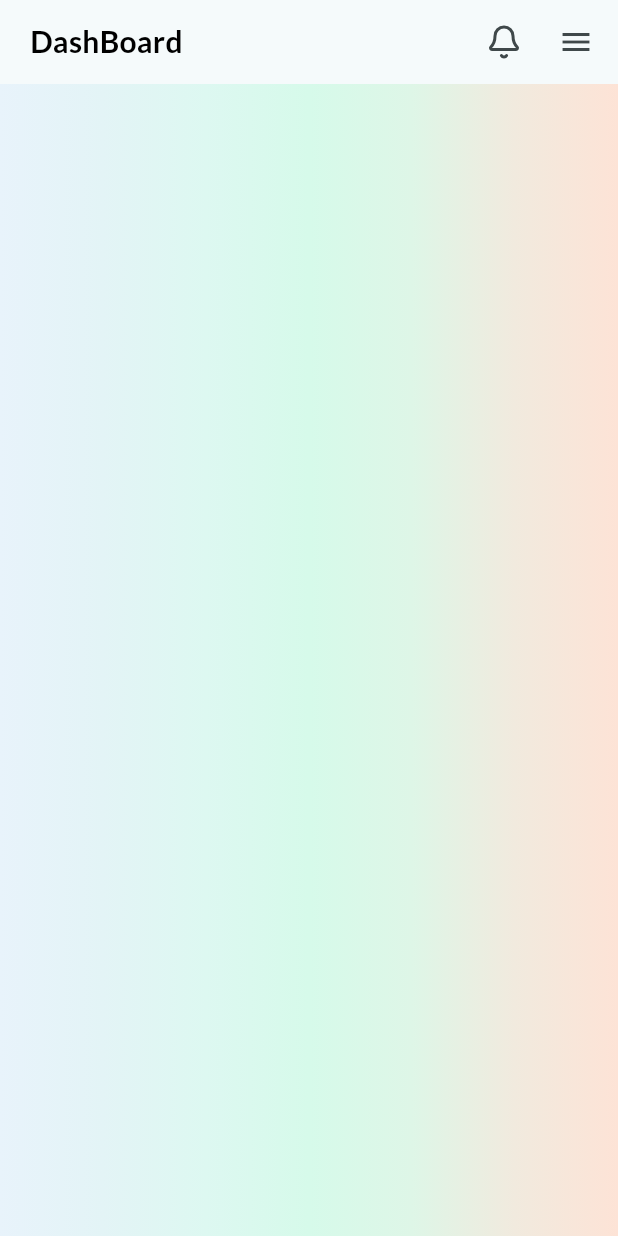
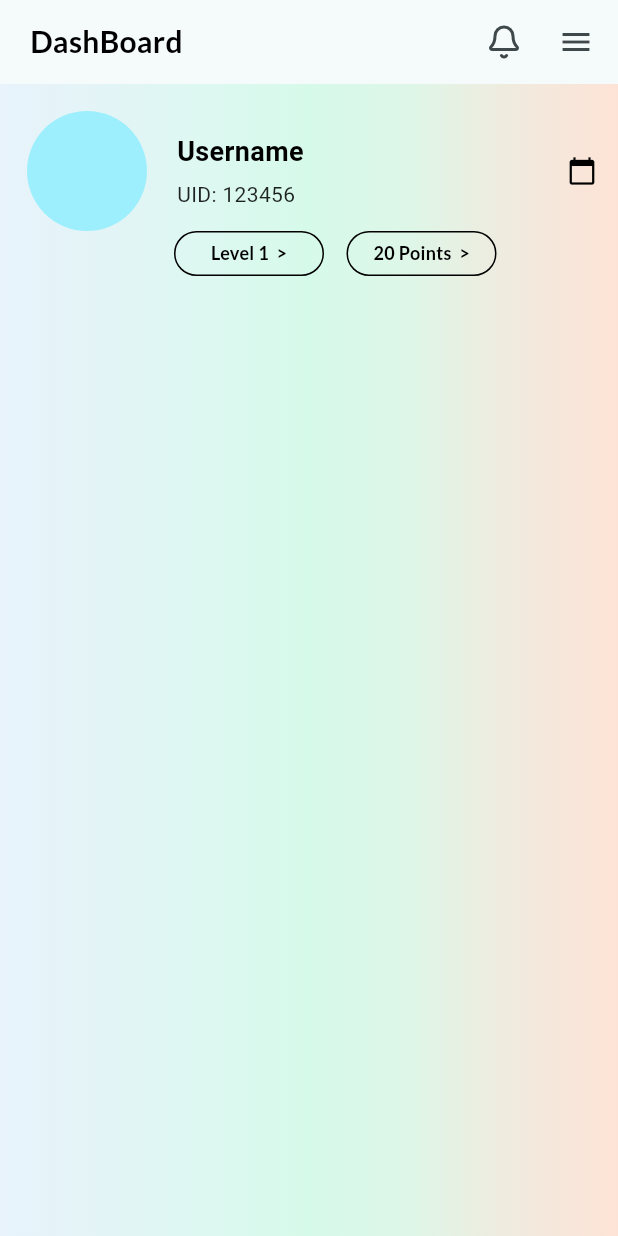
Before and after one commit to Sukhmeetsingh306/NFT_Trading, a Flutter app: the screen it shows after launch, on a phone screen of 412 x 824 dp. Run offline on Flutter 3.47's test engine with Material 3 defaults, Android fonts, the phone set to English and light mode, and no system bars; our stand-ins replace google_fonts, intl_phone_field, lucide_icons.

Commit message:
created the dashboard user information

```diff
--- a/frontend/lib/screens/account/dashboard_account.dart
+++ b/frontend/lib/screens/account/dashboard_account.dart
@@ -1,4 +1,5 @@
 import 'package:flutter/material.dart';
+import 'package:frontend/utils/buttons/dashboard_buttons.dart';
 import 'package:frontend/utils/text_utils.dart';
 import 'package:lucide_icons/lucide_icons.dart';
 
@@ -57,19 +58,74 @@ class DashboardAccount extends StatelessWidget {
           ],
         ),
       ),
-      body: Container(
+      body: SafeArea(
+        child: Container(
           decoration: const BoxDecoration(
             gradient: LinearGradient(
-            begin: Alignment.centerLeft, // Colors applied in columns
+              begin: Alignment.centerLeft,
               end: Alignment.centerRight,
               colors: [
                 Color(0xFFE8F3FB),
-              Color(0xFFE3F4F6), // Dark Blue (Left Column)
-              Color(0xFFDDF8F1), // Deep Navy
+                Color(0xFFE3F4F6),
+                Color(0xFFDDF8F1),
                 Color(0xFFD6FAEA),
-              Color(0xFFDEF6E7), // Electric Blue
+                Color(0xFFDEF6E7),
                 Color(0xFFF1EADE),
-              Color(0xFFFDE3D6), // Hot Pink (Right Column)
+                Color(0xFFFDE3D6),
+              ],
+            ),
+          ),
+          child: Column(
+            crossAxisAlignment: CrossAxisAlignment.center,
+            children: [
+              Padding(
+                padding: const EdgeInsets.only(left: 18.0, top: 18),
+                child: Row(
+                  children: [
+                    const CircleAvatar(
+                      radius: 40,
+                      // backgroundImage: AssetImage(
+                      //     'assets/profile.jpg'),
+                    ),
+                    const SizedBox(width: 20),
+                    Column(
+                      crossAxisAlignment: CrossAxisAlignment.start,
+                      children: const [
+                        Text("Username",
+                            style: TextStyle(
+                                fontSize: 18,
+                                fontWeight: FontWeight.bold,
+                                color: Colors.black)),
+                        SizedBox(height: 5),
+                        Text(
+                          "UID: 123456",
+                          style: TextStyle(
+                            fontSize: 14,
+                            color: Colors.black87,
+                          ),
+                        ),
+                      ],
+                    ),
+                    Spacer(),
+                    IconButton(
+                      onPressed: () {},
+                      icon: Icon(Icons.calendar_today,
+                          size: 20, color: Colors.black),
+                    ),
+                  ],
+                ),
+              ),
+              Padding(
+                padding: const EdgeInsets.only(left: 35),
+                child: Row(
+                  mainAxisAlignment: MainAxisAlignment.center,
+                  children: [
+                    dashBoardOutlineButton('Level 1  >'),
+                    const SizedBox(width: 15),
+                    dashBoardOutlineButton('20 Points  >'),
+                  ],
+                ),
+              ),
             ],
           ),
         ),
--- /dev/null
+++ b/frontend/lib/utils/buttons/dashboard_buttons.dart
@@ -0,0 +1,19 @@
+import 'package:flutter/material.dart';
+
+import '../text_utils.dart';
+
+Widget dashBoardOutlineButton(String text) {
+  return SizedBox(
+    width: 100,
+    height: 30,
+    child: OutlinedButton(
+      onPressed: () {},
+      style: OutlinedButton.styleFrom(
+        padding: EdgeInsets.zero,
+        minimumSize: const Size(80, 30),
+        side: const BorderSide(color: Colors.black),
+      ),
+      child: googleText(text, fontSize: 12),
+    ),
+  );
+}
```
Lines whose indentation alone changed are shown as unchanged.
